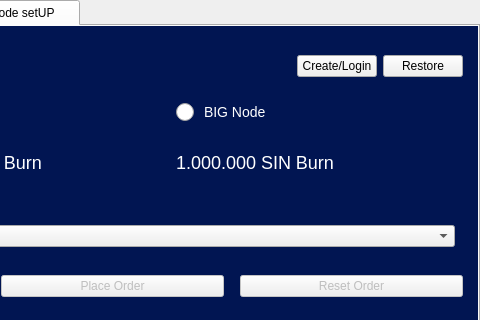
The window that src/qt/forms/masternodelist.ui (hardwarewise/SIN-core) describes before a commit, drawn with Qt 5; both pictures show x 520 to 1000 and y 0 to 320 of the 1000 by 600 pixel window.
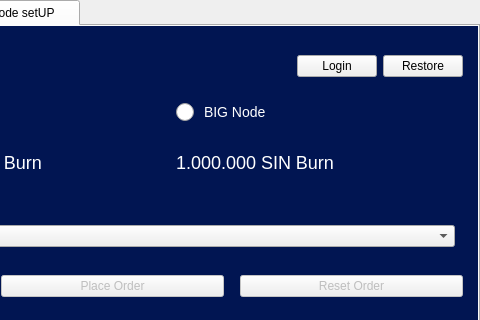
The same window after the commit. The open tabs and pages were chosen to show the change. Icons and pictures are not drawn.

Commit message: change login button behavior (ui side)

What changed in the file:
```diff
--- a/src/qt/forms/masternodelist.ui
+++ b/src/qt/forms/masternodelist.ui
@@ -1228,7 +1228,7 @@
           <item>
            <widget class="QPushButton" name="btnLogin">
             <property name="text">
-             <string>Create/Login</string>
+             <string>Login</string>
             </property>
            </widget>
           </item>
```
